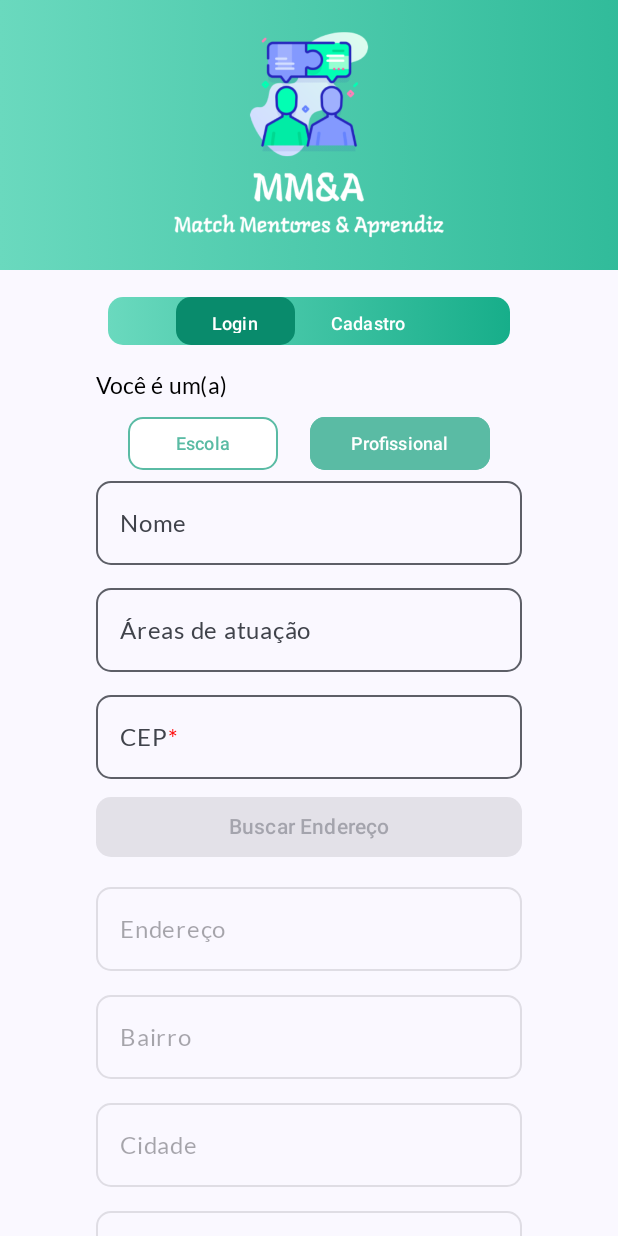
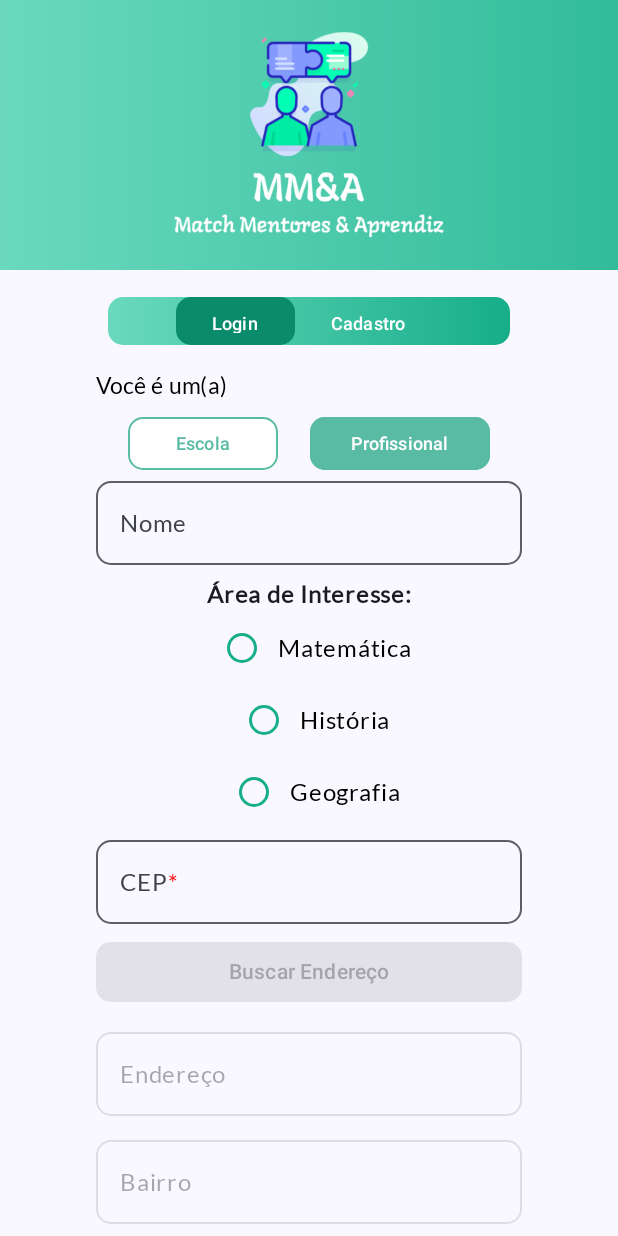
Before and after one commit to DanielaAlmeiida/Challenge-DB1, an Android app built with Jetpack Compose: the CadastroScreen screen opened through its navigation route, after a tap on "Profissional", on a phone screen of 412 x 824 dp. Run offline under Robolectric (Android 15) with nearby library versions, the phone set to English and light mode, and no system bars; our stand-ins replace accompanist.

Commit message:
Criado seleção com botão rádio no cadastro de área de interesse

```diff
--- a/app/src/main/java/br/com/fiap/sowa/ui/components/FormCadastro.kt
+++ b/app/src/main/java/br/com/fiap/sowa/ui/components/FormCadastro.kt
@@ -30,6 +30,7 @@ import androidx.compose.ui.Modifier
 import androidx.compose.ui.graphics.Brush
 import androidx.compose.ui.graphics.Color
 import androidx.compose.ui.res.colorResource
+import androidx.compose.ui.text.font.FontWeight
 import androidx.compose.ui.text.input.ImeAction
 import androidx.compose.ui.text.input.KeyboardCapitalization
 import androidx.compose.ui.text.input.KeyboardType
@@ -129,14 +130,35 @@ fun FormCadastro(navController: NavController) {
             keyboardType = KeyboardType.Text,
             atualizarValor = { nome = it },
         )
-        OutlinedTextFieldModel(
-            value = areas,
-            label = if (profissionalDestaque) "Áreas de atuação" else "Áreas de interesse",
-            placeholder = if (profissionalDestaque) "Digite suas áreas de atuação" else "Digite suas áreas de interesse",
-            modifier = Modifier,
-            keyboardType = KeyboardType.Text,
-            atualizarValor = { areas = it }
+
+        Text(
+            text = "Área de Interesse:",
+            fontWeight = FontWeight.Bold
         )
+        // Uso do componente RadioButton
+        var areaSelecionada by remember { mutableStateOf<String?>(null) }
+        RadioButtonArea(
+            nome = "Matemática",
+            isSelected = areaSelecionada == "Matemática",
+            onSelected = {
+                areaSelecionada = "Matemática"
+            }
+        )
+        RadioButtonArea(
+            nome = "História",
+            isSelected = areaSelecionada == "História",
+            onSelected = {
+                areaSelecionada = "História"
+            }
+        )
+        RadioButtonArea(
+            nome = "Geografia",
+            isSelected = areaSelecionada == "Geografia",
+            onSelected = {
+                areaSelecionada = "Geografia"
+            }
+        )
+
         OutlinedTextField(
             value = cep,
             onValueChange = { cep = it },
--- /dev/null
+++ b/app/src/main/java/br/com/fiap/sowa/ui/components/RadioButton.kt
@@ -0,0 +1,34 @@
+package br.com.fiap.sowa.ui.components
+
+import androidx.compose.foundation.layout.Row
+import androidx.compose.material3.RadioButton
+import androidx.compose.material3.RadioButtonDefaults
+import androidx.compose.material3.Text
+import androidx.compose.runtime.Composable
+import androidx.compose.ui.Alignment
+import androidx.compose.ui.graphics.Color
+import java.lang.reflect.Modifier
+
+@Composable
+fun RadioButtonArea(
+    nome: String,
+    isSelected: Boolean,
+    onSelected: () -> Unit
+) {
+    Row(
+        verticalAlignment = Alignment.CenterVertically,
+    ) {
+        RadioButton(
+            selected = isSelected,
+            onClick = onSelected,
+            colors = RadioButtonDefaults.colors(
+                selectedColor = Color(0xFF17AE8A),
+                unselectedColor = Color(0xFF17AE8A)
+            )
+        )
+        Text(
+            text = nome,
+            color = Color.Black,
+        )
+    }
+}
```
